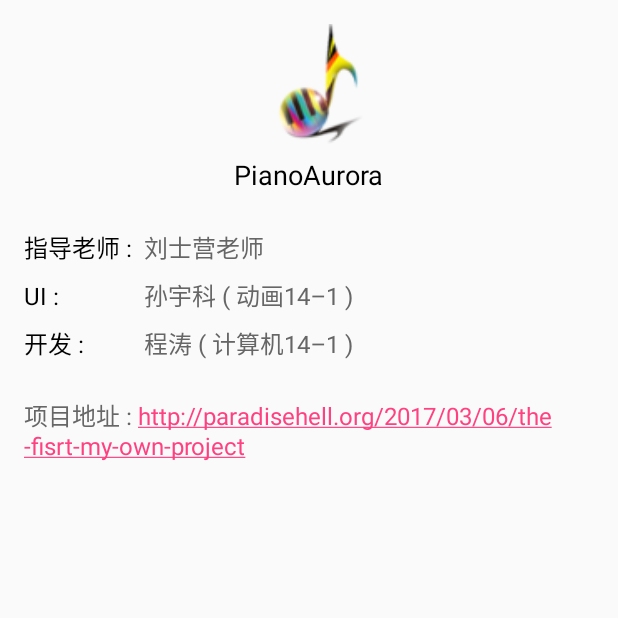
After one commit to ParadiseHell/BeautifulLED, an Android app: the AboutActivity screen opened directly, with no data from a screen before it, on a phone screen of 412 x 824 dp, the top half of it. The commit adds this screen. Run offline under Robolectric (Android 15) with nearby library versions, the phone set to English and light mode, and no system bars.

Commit message:
refactor: 添加关于界面

```diff
--- a/App/BeautifulLED/app/build.gradle
+++ b/App/BeautifulLED/app/build.gradle
@@ -7,9 +7,10 @@ android {
     applicationId "com.chengtao.beautifulled"
     minSdkVersion 16
     targetSdkVersion 26
-        versionCode 1001
-        versionName "1.0.1"
+    versionCode 1003
+    versionName "1.0.3"
     testInstrumentationRunner "android.support.test.runner.AndroidJUnitRunner"
+    multiDexEnabled true
   }
   buildTypes {
     release {
@@ -17,8 +18,7 @@ android {
       proguardFiles getDefaultProguardFile('proguard-android.txt'), 'proguard-rules.pro'
     }
   }
-    productFlavors {
-    }
+  productFlavors {}
   compileOptions {
     sourceCompatibility JavaVersion.VERSION_1_8
     targetCompatibility JavaVersion.VERSION_1_8
@@ -26,6 +26,6 @@ android {
 }
 
 dependencies {
-  implementation 'com.github.ParadiseHell:PianoView:1.0.8'
+  implementation 'com.github.ParadiseHell:PianoView:1.0.9'
   implementation 'com.dinuscxj:circleprogressbar:1.1.1'
 }
--- a/App/BeautifulLED/app/src/main/AndroidManifest.xml
+++ b/App/BeautifulLED/app/src/main/AndroidManifest.xml
@@ -7,6 +7,7 @@
   <uses-permission android:name="android.permission.ACCESS_WIFI_STATE"/>
   <uses-permission android:name="android.permission.WRITE_EXTERNAL_STORAGE"/>
   <uses-permission android:name="android.permission.READ_EXTERNAL_STORAGE"/>
+  <uses-permission android:name="android.permission.WAKE_LOCK"/>
 
   <application
       android:name=".App"
@@ -16,14 +17,21 @@
       android:supportsRtl="true"
       android:theme="@style/AppTheme">
     <!--闪屏界面-->
-    <activity android:name=".activity.SplashActivity">
+    <activity
+        android:name=".activity.SplashActivity"
+        android:screenOrientation="portrait">
       <intent-filter>
         <action android:name="android.intent.action.MAIN"/>
         <category android:name="android.intent.category.LAUNCHER"/>
       </intent-filter>
     </activity>
     <!--钢琴控制界面-->
-    <activity android:name=".activity.PianoControlActivity"/>
+    <activity
+        android:name=".activity.PianoControlActivity"
+        android:screenOrientation="landscape"/>
+    <activity
+        android:name=".activity.AboutActivity"
+        android:screenOrientation="portrait"/>
     <!--WIFI状态广播-->
     <receiver android:name=".receiver.WifiStateReceiver">
     </receiver>
--- /dev/null
+++ b/App/BeautifulLED/app/src/main/java/com/chengtao/beautifulled/activity/AboutActivity.java
@@ -0,0 +1,41 @@
+package com.chengtao.beautifulled.activity;
+
+import android.content.Context;
+import android.content.Intent;
+import android.text.Html;
+import android.text.method.LinkMovementMethod;
+import android.widget.TextView;
+import com.chengtao.beautifulled.R;
+
+/**
+ * Author : ChengTao(chengtaolearn@163.com)
+ * Date : 12/24/17
+ * Time : 10:48 AM
+ * Description :
+ */
+
+@SuppressWarnings("FieldCanBeLocal") public class AboutActivity extends BaseActivity {
+  private TextView tvProjectAddress;
+
+  @Override protected int getLayoutId() {
+    return R.layout.activity_about;
+  }
+
+  @Override protected void initView() {
+    tvProjectAddress = getView(R.id.tv_project_address);
+    tvProjectAddress.setText(Html.fromHtml(getString(R.string.project_address)));
+    tvProjectAddress.setMovementMethod(LinkMovementMethod.getInstance());
+  }
+
+  @Override protected void initData() {
+
+  }
+
+  @Override protected void setListener() {
+
+  }
+
+  public static void invoke(Context context) {
+    context.startActivity(new Intent(context, AboutActivity.class));
+  }
+}
--- a/App/BeautifulLED/app/src/main/java/com/chengtao/beautifulled/activity/PianoControlActivity.java
+++ b/App/BeautifulLED/app/src/main/java/com/chengtao/beautifulled/activity/PianoControlActivity.java
@@ -10,6 +10,7 @@ import android.graphics.drawable.BitmapDrawable;
 import android.graphics.drawable.ColorDrawable;
 import android.graphics.drawable.Drawable;
 import android.net.Uri;
+import android.os.PowerManager;
 import android.support.v4.content.ContextCompat;
 import android.support.v7.app.AlertDialog;
 import android.text.TextUtils;
@@ -59,8 +60,11 @@ public class PianoControlActivity extends BaseActivity
     OnPianoAutoPlayListener, SeekBar.OnSeekBarChangeListener, OnLoadAudioListener,
     ListView.OnItemClickListener {
   //--------------常量
+  private static final String TAG = "PianoControlActivity";
   private static final long MAX_FILE_SIZE = 20 * 1024;
   private static final int FILE_REQUEST_CODE = 1;
+  private static final int SOUND_POOL_MAX_STREAM = 10;
+  private static final long WAKELOCK_TIME_OUT = 30 * 60 * 1000L;
   //钢琴视图图片总的宽度
   private static final int IMAGE_PIANO_BAR_TOTAL_WIDTH = 592;
   //钢琴视图图片左边偏移量（实际的钢琴开始位置）
@@ -95,6 +99,7 @@ public class PianoControlActivity extends BaseActivity
   private String currentMusicName;
   private List<Music> musicList = new ArrayList<>();
   private Map<String, List<AutoPlayEntity>> musicMap = new HashMap<>();
+  private PowerManager.WakeLock wakeLock;
 
   @Override protected int getLayoutId() {
     return R.layout.activity_piano_control;
@@ -103,6 +108,7 @@ public class PianoControlActivity extends BaseActivity
   @Override protected void initView() {
     seekBar = getView(R.id.sb);
     pianoView = getView(R.id.pv);
+    pianoView.setSoundPollMaxStream(SOUND_POOL_MAX_STREAM);
     leftArrow = getView(R.id.iv_left_arrow);
     rightArrow = getView(R.id.iv_right_arrow);
     btnMore = getView(R.id.iv_more);
@@ -129,6 +135,11 @@ public class PianoControlActivity extends BaseActivity
     lvMusic = musicListView.findViewById(R.id.lv_music);
     musicListPopupWindow = new PopupWindow(musicListView, ViewGroup.LayoutParams.WRAP_CONTENT,
         ViewGroup.LayoutParams.MATCH_PARENT, true);
+    //
+    PowerManager powerManager = (PowerManager) getSystemService(POWER_SERVICE);
+    if (powerManager != null) {
+      wakeLock = powerManager.newWakeLock(PowerManager.PARTIAL_WAKE_LOCK, TAG);
+    }
   }
 
   @Override protected void initData() {
@@ -245,6 +256,16 @@ public class PianoControlActivity extends BaseActivity
 
   @Override protected void onResume() {
     super.onResume();
+    if (wakeLock != null) {
+      wakeLock.acquire(WAKELOCK_TIME_OUT);
+    }
+  }
+
+  @Override protected void onStop() {
+    super.onStop();
+    if (wakeLock != null) {
+      wakeLock.release();
+    }
   }
 
   @Override protected boolean isOrientationLandscape() {
@@ -450,6 +471,7 @@ public class PianoControlActivity extends BaseActivity
       case R.id.tv_about:
         if (morePopupWindow != null) {
           morePopupWindow.dismiss();
+          AboutActivity.invoke(mContext);
         }
         break;
       default:
--- /dev/null
+++ b/App/BeautifulLED/app/src/main/res/layout/activity_about.xml
@@ -0,0 +1,96 @@
+<?xml version="1.0" encoding="utf-8"?>
+<LinearLayout xmlns:android="http://schemas.android.com/apk/res/android"
+    android:layout_width="match_parent"
+    android:layout_height="match_parent"
+    android:orientation="vertical"
+    android:padding="16dp"
+    >
+  <ImageView
+      android:layout_width="80dp"
+      android:layout_height="80dp"
+      android:layout_gravity="center"
+      android:contentDescription="@string/app_name"
+      android:src="@mipmap/icon"
+      />
+  <TextView
+      android:layout_width="wrap_content"
+      android:layout_height="wrap_content"
+      android:layout_gravity="center"
+      android:layout_marginTop="8dp"
+      android:text="@string/app_name"
+      android:textColor="#000000"
+      android:textSize="18sp"
+      />
+  <LinearLayout
+      android:layout_width="match_parent"
+      android:layout_height="wrap_content"
+      android:layout_marginTop="24dp"
+      android:orientation="horizontal"
+      >
+    <TextView
+        android:layout_width="80dp"
+        android:layout_height="wrap_content"
+        android:text="@string/teacher_hint"
+        android:textColor="#000"
+        android:textSize="16sp"
+        />
+    <TextView
+        android:layout_width="wrap_content"
+        android:layout_height="wrap_content"
+        android:text="@string/teacher"
+        android:textColor="#666"
+        android:textSize="16sp"
+        />
+  </LinearLayout>
+  <LinearLayout
+      android:layout_width="match_parent"
+      android:layout_height="wrap_content"
+      android:layout_marginTop="8dp"
+      android:orientation="horizontal"
+      >
+    <TextView
+        android:layout_width="80dp"
+        android:layout_height="wrap_content"
+        android:text="@string/ui_hint"
+        android:textColor="#000"
+        android:textSize="16sp"
+        />
+    <TextView
+        android:layout_width="wrap_content"
+        android:layout_height="wrap_content"
+        android:text="@string/ui"
+        android:textColor="#666"
+        android:textSize="16sp"
+        />
+  </LinearLayout>
+  <LinearLayout
+      android:layout_width="match_parent"
+      android:layout_height="wrap_content"
+      android:layout_marginTop="8dp"
+      android:orientation="horizontal"
+      >
+    <TextView
+        android:layout_width="80dp"
+        android:layout_height="wrap_content"
+        android:text="@string/developer_hint"
+        android:textColor="#000"
+        android:textSize="16sp"
+        />
+    <TextView
+        android:layout_width="wrap_content"
+        android:layout_height="wrap_content"
+        android:text="@string/developer"
+        android:textColor="#666"
+        android:textSize="16sp"
+        />
+  </LinearLayout>
+  <TextView
+      android:id="@+id/tv_project_address"
+      android:layout_width="wrap_content"
+      android:layout_height="wrap_content"
+      android:layout_marginTop="24dp"
+      android:autoLink="all"
+      android:textColor="#666"
+      android:textSize="16sp"
+      />
+</LinearLayout>
--- a/App/BeautifulLED/app/src/main/res/values/strings.xml
+++ b/App/BeautifulLED/app/src/main/res/values/strings.xml
@@ -27,4 +27,11 @@
   <string name="auto_paly_end">自动播放结束</string>
   <string name="unknown_error">未知错误</string>
   <string name="add_music_success">添加音乐成功</string>
+  <string name="teacher_hint">指导老师 :\u0020</string>
+  <string name="teacher">刘士营老师</string>
+  <string name="ui_hint">UI :\u0020</string>
+  <string name="ui">孙宇科 ( 动画14–1 )</string>
+  <string name="developer_hint">开发 :\u0020</string>
+  <string name="developer">程涛 ( 计算机14–1 )</string>
+  <string name="project_address"><font color='#000'>项目地址 : </font><a>http://paradisehell.org/2017/03/06/the-fisrt-my-own-project</a></string>
 </resources>
```
Lines whose indentation alone changed are shown as unchanged.
